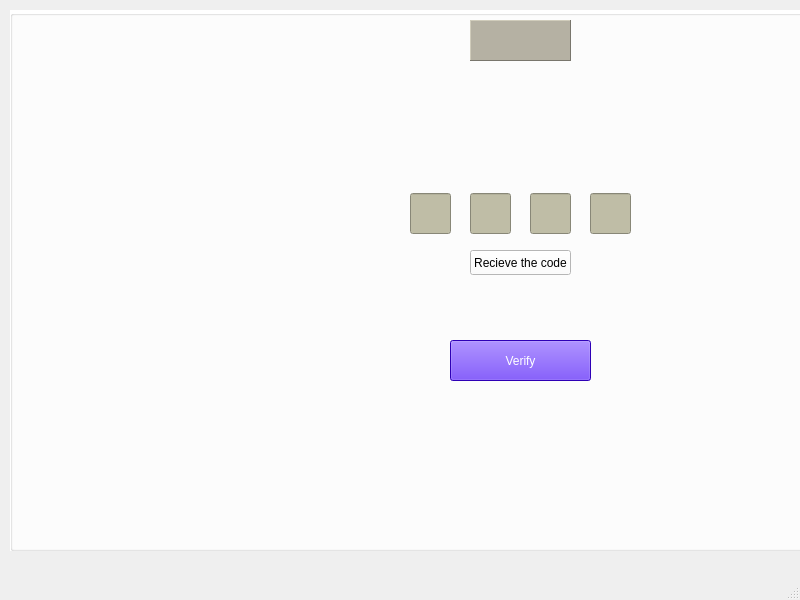
Before: the Qt Designer form verificationcode.ui in HOOMANRT/HoomAbol, drawn with Qt 5.
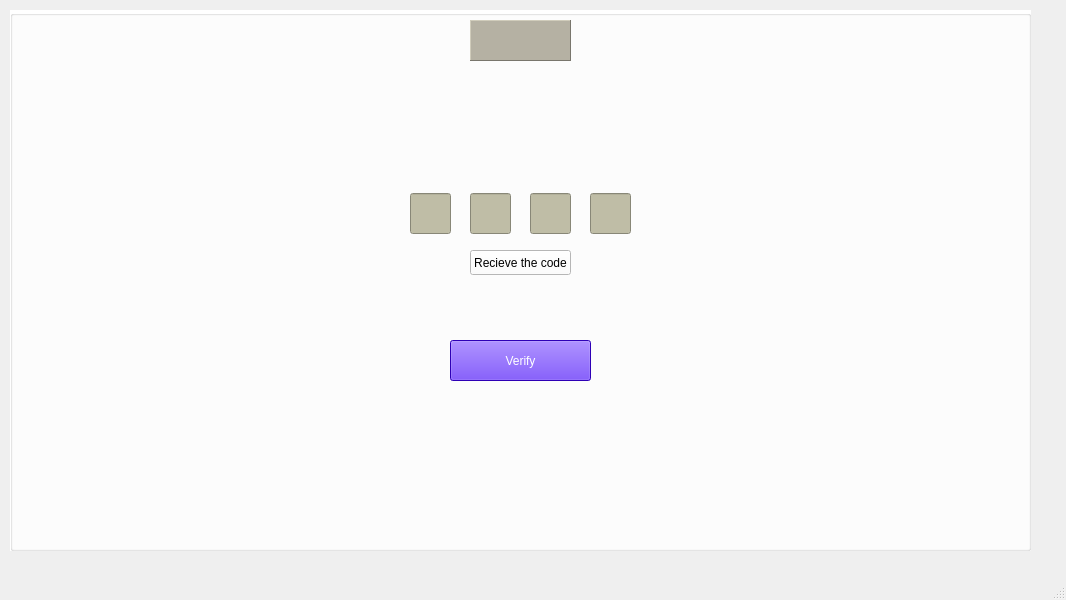
After: the same form once the commit is applied.

Commit message: Improved setProfile + verification windows

Patch:
```diff
--- a/verificationcode.ui
+++ b/verificationcode.ui
@@ -6,7 +6,7 @@
    <rect>
     <x>0</x>
     <y>0</y>
-    <width>800</width>
+    <width>1066</width>
     <height>600</height>
    </rect>
   </property>
```
Left out of the diff: 4 changed lines with no effect on the pictures. The commit also changes 7 other files.
